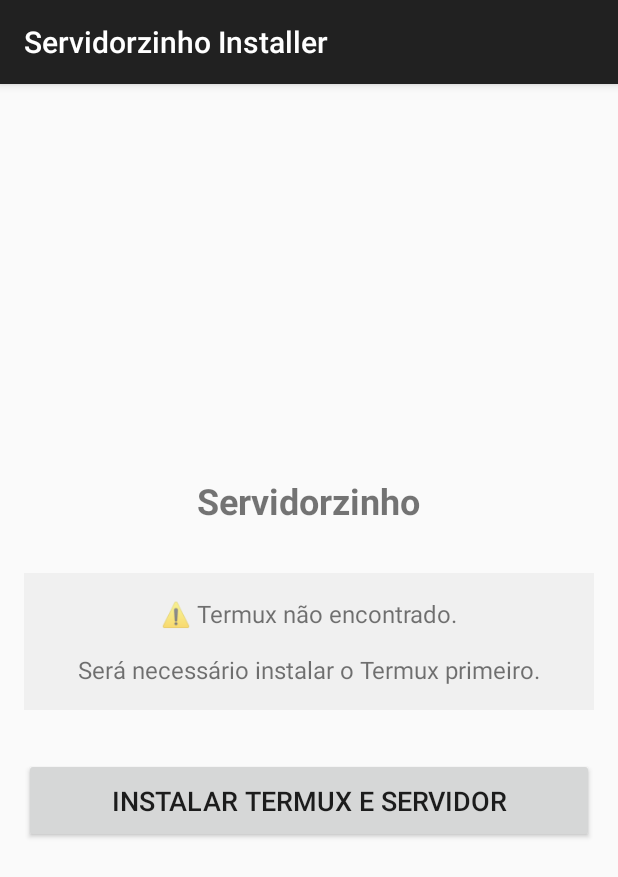
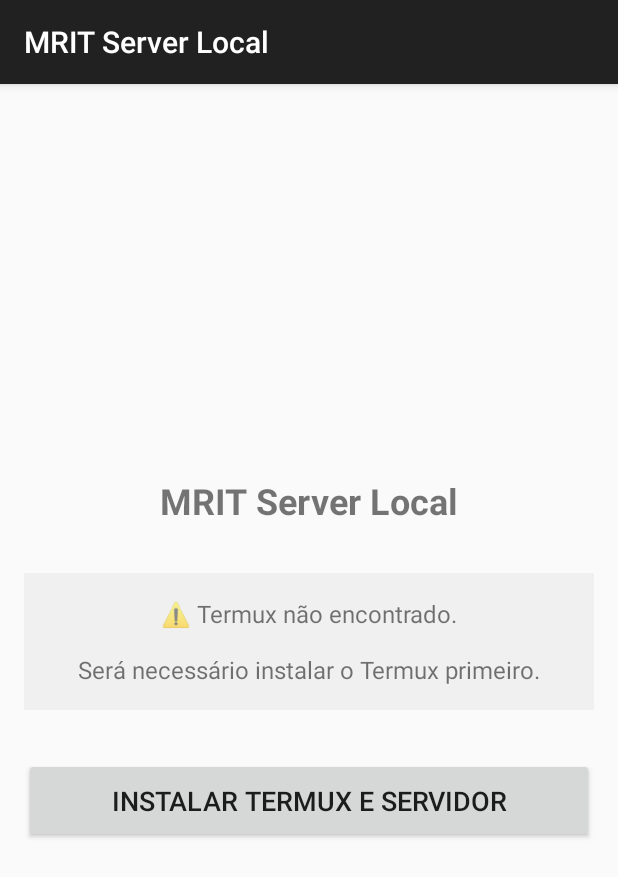
Before and after one commit to MRITSoftware/servidorzinho, an Android app: the screen it shows after launch (MainActivity), on a phone screen of 412 x 824 dp. Shown: the top 877 px of the screen. Run offline under Robolectric (Android 15) with nearby library versions, the phone set to English and light mode, and no system bars.

Commit message:
Rename app to MRIT Server Local

```diff
--- a/android/app/src/main/AndroidManifest.xml
+++ b/android/app/src/main/AndroidManifest.xml
@@ -15,7 +15,7 @@
     <application
         android:allowBackup="true"
         android:icon="@mipmap/ic_launcher"
-        android:label="Servidorzinho Installer"
+        android:label="MRIT Server Local"
         android:roundIcon="@mipmap/ic_launcher_round"
         android:supportsRtl="true"
         android:theme="@style/Theme.AppCompat.Light.DarkActionBar">
--- a/android/app/src/main/java/com/servidorzinho/installer/ServerService.java
+++ b/android/app/src/main/java/com/servidorzinho/installer/ServerService.java
@@ -11,7 +11,7 @@ import android.os.IBinder;
 import androidx.core.app.NotificationCompat;
 
 public class ServerService extends Service {
-    private static final String CHANNEL_ID = "servidorzinho_channel";
+    private static final String CHANNEL_ID = "mrit_server_channel";
     private static final int NOTIFICATION_ID = 1;
 
     @Override
@@ -56,7 +56,7 @@ public class ServerService extends Service {
         if (Build.VERSION.SDK_INT >= Build.VERSION_CODES.O) {
             NotificationChannel channel = new NotificationChannel(
                     CHANNEL_ID,
-                    "Servidorzinho",
+                    "MRIT Server Local",
                     NotificationManager.IMPORTANCE_LOW);
             NotificationManager manager = getSystemService(NotificationManager.class);
             if (manager != null) {
--- a/android/app/src/main/res/layout/activity_main.xml
+++ b/android/app/src/main/res/layout/activity_main.xml
@@ -9,7 +9,7 @@
     <TextView
         android:layout_width="wrap_content"
         android:layout_height="wrap_content"
-        android:text="Servidorzinho"
+        android:text="MRIT Server Local"
         android:textSize="24sp"
         android:textStyle="bold"
         android:layout_marginBottom="32dp" />
--- a/android/app/src/main/res/values/strings.xml
+++ b/android/app/src/main/res/values/strings.xml
@@ -1,4 +1,4 @@
 <?xml version="1.0" encoding="utf-8"?>
 <resources>
-    <string name="app_name">Servidorzinho</string>
+    <string name="app_name">MRIT Server Local</string>
 </resources>
--- a/android/settings.gradle
+++ b/android/settings.gradle
@@ -6,5 +6,5 @@ pluginManagement {
     }
 }
 
-rootProject.name = "ServidorzinhoInstaller"
+rootProject.name = "MRITServerLocal"
 include ':app'
```
